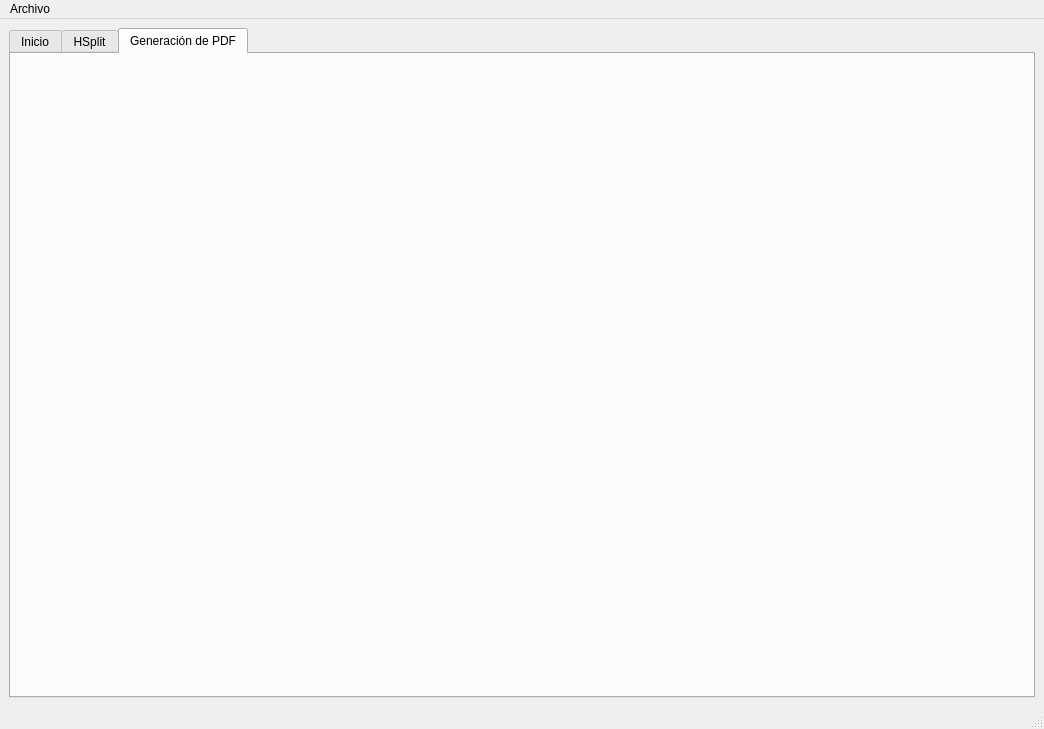
This is gui/mainWindow.ui in robante15/MangaPDFPrintable as Qt 5 draws it before an edit. The edited form follows.
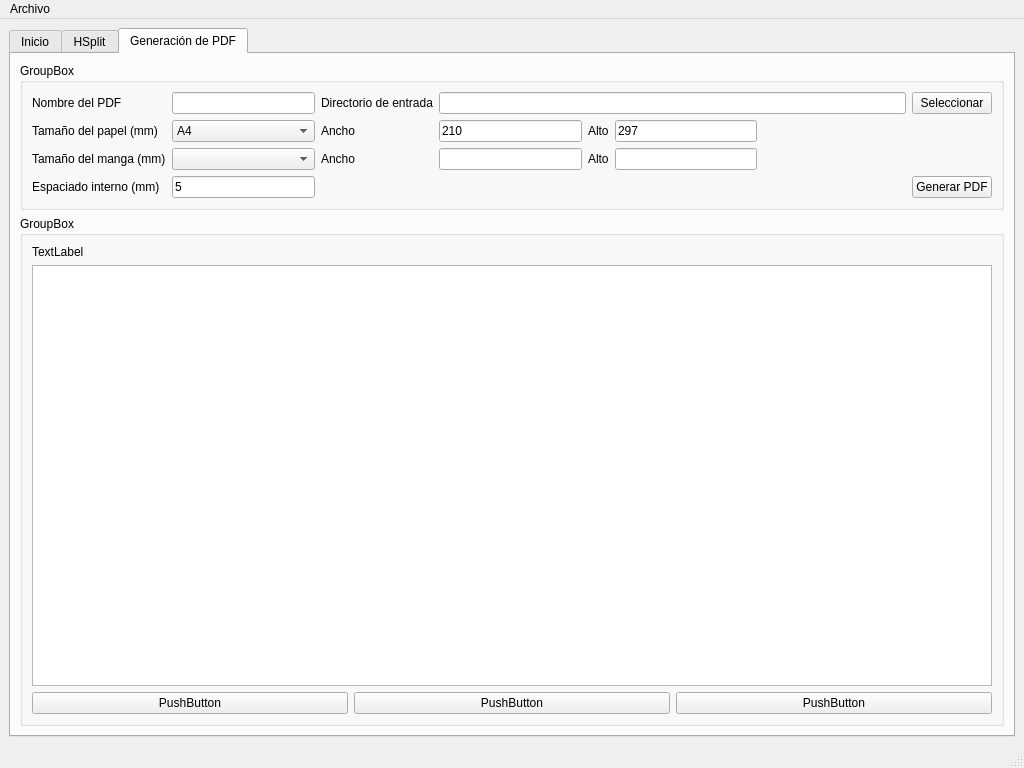
This is the edited form. The open tabs and pages were chosen to show the change.

Commit message:
GUI: PDF Maker
+ Creada la interfaz para la generación de PDF
+ Mejorada la interfaz de inicio

What changed in the file:
```diff
--- a/gui/mainWindow.ui
+++ b/gui/mainWindow.ui
@@ -6,15 +6,15 @@
    <rect>
     <x>0</x>
     <y>0</y>
-    <width>1044</width>
-    <height>729</height>
+    <width>1024</width>
+    <height>768</height>
    </rect>
   </property>
   <property name="windowTitle">
    <string>MainWindow</string>
   </property>
   <widget class="QWidget" name="centralwidget">
-   <layout class="QVBoxLayout" name="verticalLayout_4">
+   <layout class="QVBoxLayout" name="verticalLayout_10">
     <item>
      <widget class="QTabWidget" name="tabWidget">
       <property name="currentIndex">
@@ -417,6 +417,218 @@
        <attribute name="title">
         <string>Generación de PDF</string>
        </attribute>
+       <layout class="QVBoxLayout" name="verticalLayout_12">
+        <item>
+         <widget class="QGroupBox" name="groupBox_5">
+          <property name="title">
+           <string>GroupBox</string>
+          </property>
+          <layout class="QVBoxLayout" name="verticalLayout_4">
+           <item>
+            <layout class="QGridLayout" name="gridLayout">
+             <item row="0" column="0">
+              <widget class="QLabel" name="lbl_pdfName">
+               <property name="text">
+                <string>Nombre del PDF</string>
+               </property>
+              </widget>
+             </item>
+             <item row="1" column="5">
+              <widget class="QLineEdit" name="txt_paperHeight">
+               <property name="text">
+                <string>297</string>
+               </property>
+              </widget>
+             </item>
+             <item row="0" column="7">
+              <widget class="QPushButton" name="btn_pdfInputDirectory">
+               <property name="text">
+                <string>Seleccionar</string>
+               </property>
+              </widget>
+             </item>
+             <item row="2" column="5">
+              <widget class="QLineEdit" name="txt_mangaHeight"/>
+             </item>
+             <item row="0" column="1">
+              <widget class="QLineEdit" name="txt_pdfName"/>
+             </item>
+             <item row="3" column="0">
+              <widget class="QLabel" name="lbl_innerSpacing">
+               <property name="text">
+                <string>Espaciado interno (mm)</string>
+               </property>
+              </widget>
+             </item>
+             <item row="1" column="3">
+              <widget class="QLineEdit" name="txt_paperWidth">
+               <property name="text">
+                <string>210</string>
+               </property>
+              </widget>
+             </item>
+             <item row="2" column="1">
+              <widget class="QComboBox" name="cBox_mangaSize">
+               <property name="minimumSize">
+                <size>
+                 <width>120</width>
+                 <height>0</height>
+                </size>
+               </property>
+              </widget>
+             </item>
+             <item row="2" column="4">
+              <widget class="QLabel" name="lbl_mangaHeight">
+               <property name="text">
+                <string>Alto</string>
+               </property>
+              </widget>
+             </item>
+             <item row="3" column="1">
+              <widget class="QLineEdit" name="txt_innerSpacing">
+               <property name="text">
+                <string>5</string>
+               </property>
+              </widget>
+             </item>
+             <item row="1" column="2">
+              <widget class="QLabel" name="lbl_paperWidth">
+               <property name="text">
+                <string>Ancho</string>
+               </property>
+              </widget>
+             </item>
+             <item row="1" column="0">
+              <widget class="QLabel" name="lbl_paperSize">
+               <property name="text">
+                <string>Tamaño del papel (mm)</string>
+               </property>
+              </widget>
+             </item>
+             <item row="1" column="1">
+              <widget class="QComboBox" name="cbox_paperSize">
+               <property name="minimumSize">
+                <size>
+                 <width>120</width>
+                 <height>0</height>
+                </size>
+               </property>
+               <item>
+                <property name="text">
+                 <string>A4</string>
+                </property>
+               </item>
+               <item>
+                <property name="text">
+                 <string>Carta</string>
+                </property>
+               </item>
+              </widget>
+             </item>
+             <item row="0" column="2">
+              <widget class="QLabel" name="lbl_pdfInputDirectory">
+               <property name="text">
+                <string>Directorio de entrada</string>
+               </property>
+              </widget>
+             </item>
+             <item row="2" column="2">
+              <widget class="QLabel" name="lbl_mangaWidth">
+               <property name="text">
+                <string>Ancho</string>
+               </property>
+              </widget>
+             </item>
+             <item row="2" column="0">
+              <widget class="QLabel" name="lbl_mangaSize">
+               <property name="text">
+                <string>Tamaño del manga (mm)</string>
+               </property>
+              </widget>
+             </item>
+             <item row="2" column="3">
+              <widget class="QLineEdit" name="txt_mangaWidth"/>
+             </item>
+             <item row="1" column="4">
+              <widget class="QLabel" name="lbl_paperHeight">
+               <property name="text">
+                <string>Alto</string>
+               </property>
+              </widget>
+             </item>
+             <item row="1" column="6">
+              <spacer name="horizontalSpacer_2">
+               <property name="orientation">
+                <enum>Qt::Horizontal</enum>
+               </property>
+               <property name="sizeHint" stdset="0">
+                <size>
+                 <width>40</width>
+                 <height>20</height>
+                </size>
+               </property>
+              </spacer>
+             </item>
+             <item row="0" column="3" colspan="4">
+              <widget class="QLineEdit" name="txt_pdfInputDirectory"/>
+             </item>
+             <item row="3" column="7">
+              <widget class="QPushButton" name="btn_generatePDF">
+               <property name="text">
+                <string>Generar PDF</string>
+               </property>
+              </widget>
+             </item>
+            </layout>
+           </item>
+          </layout>
+         </widget>
+        </item>
+        <item>
+         <widget class="QGroupBox" name="groupBox_6">
+          <property name="title">
+           <string>GroupBox</string>
+          </property>
+          <layout class="QVBoxLayout" name="verticalLayout_11">
+           <item>
+            <widget class="QLabel" name="label_10">
+             <property name="text">
+              <string>TextLabel</string>
+             </property>
+            </widget>
+           </item>
+           <item>
+            <widget class="QGraphicsView" name="graphicsView"/>
+           </item>
+           <item>
+            <layout class="QHBoxLayout" name="horizontalLayout_14">
+             <item>
+              <widget class="QPushButton" name="pushButton">
+               <property name="text">
+                <string>PushButton</string>
+               </property>
+              </widget>
+             </item>
+             <item>
+              <widget class="QPushButton" name="pushButton_2">
+               <property name="text">
+                <string>PushButton</string>
+               </property>
+              </widget>
+             </item>
+             <item>
+              <widget class="QPushButton" name="pushButton_3">
+               <property name="text">
+                <string>PushButton</string>
+               </property>
+              </widget>
+             </item>
+            </layout>
+           </item>
+          </layout>
+         </widget>
+        </item>
+       </layout>
       </widget>
      </widget>
     </item>
@@ -427,8 +639,8 @@
     <rect>
      <x>0</x>
      <y>0</y>
-     <width>1044</width>
-     <height>21</height>
+     <width>1024</width>
+     <height>22</height>
     </rect>
    </property>
    <widget class="QMenu" name="menuArchivo">
```
Left out of the diff: 131 changed lines with no effect on the pictures. The commit also changes 2 other files.
